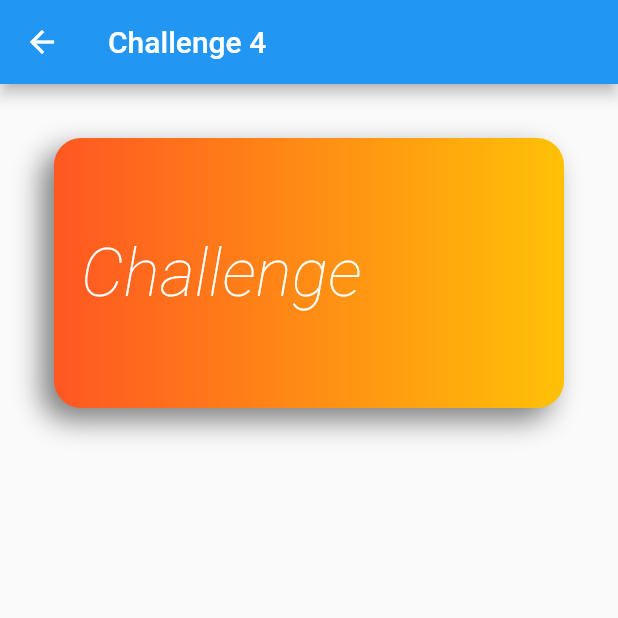
After one commit to bogdanorzea/flutter_challenges, a Flutter app: the Challenge4 screen opened by its route, on a phone screen of 412 x 824 dp, the top half of it. The commit adds this screen. Run offline on Flutter 3.47's test engine with Material 2 defaults, Android fonts, the phone set to English and light mode, and no system bars.

Commit message:
Complete Challenge 4

```diff
--- /dev/null
+++ b/lib/challenge4.dart
@@ -0,0 +1,48 @@
+import 'dart:ui';
+
+import 'package:flutter/material.dart';
+
+class Challenge4 extends StatelessWidget {
+  const Challenge4({Key key}) : super(key: key);
+
+  @override
+  Widget build(BuildContext context) {
+    const firstColor = Colors.deepOrange;
+    const secondColor = Colors.amber;
+    final textSytle = Theme.of(context).textTheme.headline3.copyWith(
+          color: Colors.white,
+          fontWeight: FontWeight.w200,
+          fontStyle: FontStyle.italic,
+          letterSpacing: 0,
+        );
+
+    return Scaffold(
+      appBar: AppBar(title: Text("Challenge 4")),
+      body: Container(
+        margin: const EdgeInsets.all(36),
+        padding: const EdgeInsets.all(18),
+        height: 180,
+        width: double.infinity,
+        decoration: BoxDecoration(
+          color: firstColor,
+          borderRadius: BorderRadius.circular(18.0),
+          boxShadow: [
+            BoxShadow(
+              blurRadius: 16,
+              offset: Offset(-8, 8),
+              color: Colors.black.withAlpha(128),
+            ),
+          ],
+          gradient: LinearGradient(
+            colors: [
+              firstColor,
+              secondColor,
+            ],
+          ),
+        ),
+        alignment: Alignment.centerLeft,
+        child: Text("Challenge", style: textSytle),
+      ),
+    );
+  }
+}
--- a/lib/main.dart
+++ b/lib/main.dart
@@ -3,6 +3,7 @@ import 'package:flutter/material.dart';
 import 'challenge1.dart';
 import 'challenge2.dart';
 import 'challenge3.dart';
+import 'challenge4.dart';
 
 void main() {
   runApp(MyApp());
@@ -12,6 +13,7 @@ const screens = {
   "Challenge 1": "/challenge1",
   "Challenge 2": "/challenge2",
   "Challenge 3": "/challenge3",
+  "Challenge 4": "/challenge4",
 };
 
 class MyApp extends StatelessWidget {
@@ -27,6 +29,7 @@ class MyApp extends StatelessWidget {
         '/challenge1': (context) => Challenge1(),
         '/challenge2': (context) => Challenge2(),
         '/challenge3': (context) => Challenge3(),
+        '/challenge4': (context) => Challenge4(),
       },
     );
   }
```
